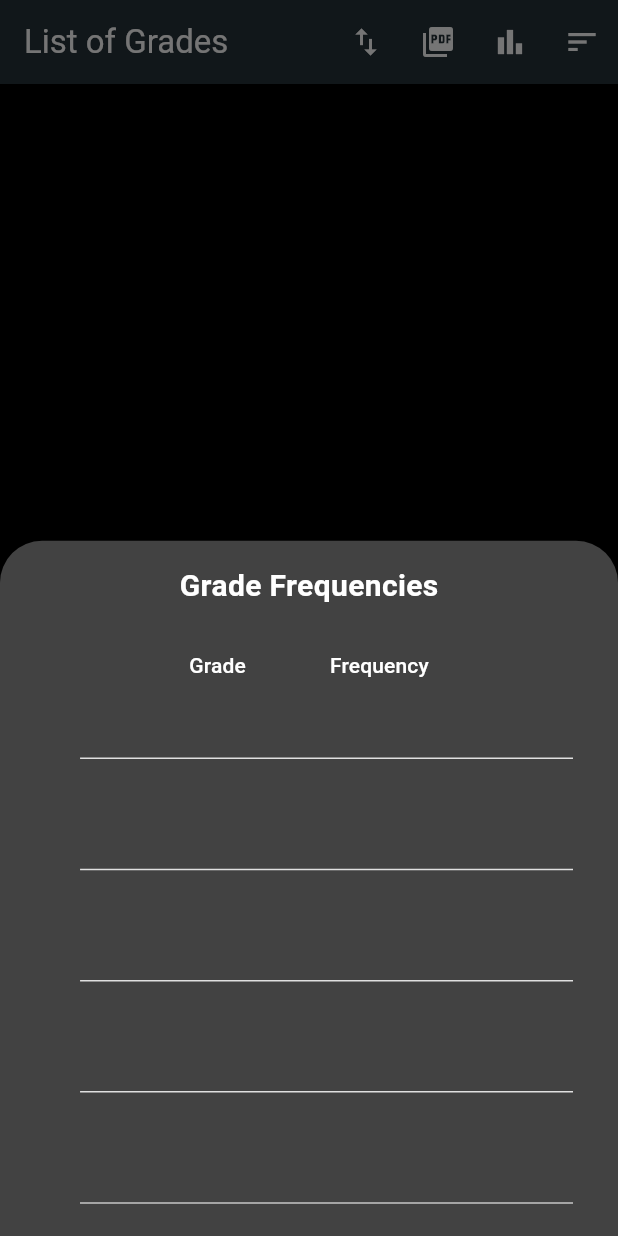
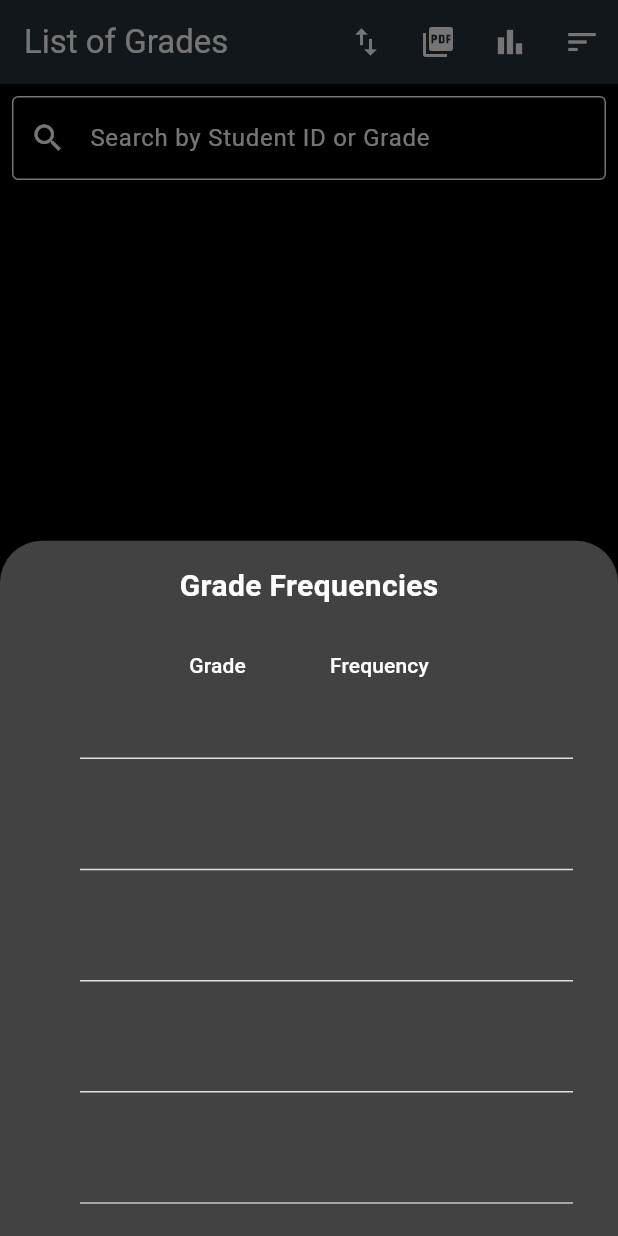
Before and after one commit to karanjot-gaidu/grade_entry_system, a Flutter app: the screen it shows after launch, after a tap on the "bar chart" icon, on a phone screen of 412 x 824 dp. Run offline on Flutter 3.47's test engine with Material 3 defaults, Android fonts, the phone set to English and light mode, and no system bars; our stand-ins replace charts_flutter, csv, file_picker, pdf, sqflite; accounts and stored records are empty.

Commit message:
Added Search Feature

```diff
--- a/lib/main.dart
+++ b/lib/main.dart
@@ -111,19 +111,41 @@ class ListGrades extends StatefulWidget {
 
 class _ListGradesState extends State<ListGrades> {
   List<Grade> grades = [];
+  List<Grade> filteredGrades = []; // Store filtered grades
   int? _selectedIndex;
+  TextEditingController searchController = TextEditingController(); // Controller for search bar
 
   @override
   void initState() {
     super.initState();
     _loadGrades();
+    filteredGrades = grades; // Initialize filtered grades
+    searchController.addListener(_filterGrades); // Listen for changes in search input
   }
 
   Future<void> _loadGrades() async {
     final loadedGrades = await GradesModel().getAllGrades();
     setState(() {
       grades = loadedGrades;
+      filteredGrades = loadedGrades; // Update filtered grades with loaded grades
     });
+  }
+
+  // This method filters the grades based on search input
+  void _filterGrades() {
+    final query = searchController.text.toLowerCase();
+    setState(() {
+      filteredGrades = grades.where((grade) {
+        return grade.sid.toLowerCase().contains(query) ||
+            grade.grade.toLowerCase().contains(query);
+      }).toList();
+    });
+  }
+
+  @override
+  void dispose() {
+    searchController.dispose(); // Dispose the controller when no longer needed
+    super.dispose();
   }
 
   Future<void> _addGrade() async {
@@ -137,16 +159,17 @@ class _ListGradesState extends State<ListGrades> {
     }
   }
 
-  Future<void> _editGrade(int index) async {
+  // Updated editGrade method to accept a Grade object
+  Future<void> _editGrade(Grade grade) async {
     final editedGrade = await Navigator.push(
       context,
       MaterialPageRoute(
-        builder: (context) => GradeForm(grade: grades[index]),
+        builder: (context) => GradeForm(grade: grade),
       ),
     );
     if (editedGrade != null) {
       await GradesModel().updateGrade(editedGrade);
-      _loadGrades();
+      _loadGrades(); // Reload grades after editing
     }
   }
 
@@ -155,15 +178,19 @@ class _ListGradesState extends State<ListGrades> {
       switch (sortOption) {
         case 'sid_asc':
           grades.sort((a, b) => a.sid.compareTo(b.sid));
+          filteredGrades.sort((a, b) => a.sid.compareTo(b.sid));
           break;
         case 'sid_desc':
           grades.sort((a, b) => b.sid.compareTo(a.sid));
+          filteredGrades.sort((a, b) => b.sid.compareTo(a.sid));
           break;
         case 'grade_asc':
-          grades.sort((a, b) => a.grade.compareTo(b.grade));
+          grades.sort((a, b) => b.grade.compareTo(a.grade));
+          filteredGrades.sort((a, b) => b.grade.compareTo(a.grade));
           break;
         case 'grade_desc':
-          grades.sort((a, b) => b.grade.compareTo(a.grade));
+          grades.sort((a, b) => a.grade.compareTo(b.grade));
+          filteredGrades.sort((a, b) => a.grade.compareTo(b.grade));
           break;
       }
     });
@@ -171,9 +198,10 @@ class _ListGradesState extends State<ListGrades> {
 
 
 
-  Future<void> _deleteGrade(int index) async {
-    await GradesModel().deleteGradeById(grades[index].id!);
-    _loadGrades();
+  // Updated deleteGrade method to accept a Grade object
+  Future<void> _deleteGrade(Grade grade) async {
+    await GradesModel().deleteGradeById(grade.id!);
+    _loadGrades(); // Reload grades after deletion
   }
 
   void _showGradeChart() {
@@ -341,8 +369,24 @@ class _ListGradesState extends State<ListGrades> {
         ],
       ),
 
-      body: ListView.builder(
-        itemCount: grades.length,
+      body: Column(
+        children: [
+          // Search bar
+          Padding(
+            padding: const EdgeInsets.all(8.0),
+            child: TextField(
+              controller: searchController,
+              decoration: InputDecoration(
+                hintText: 'Search by Student ID or Grade',
+                prefixIcon: Icon(Icons.search),
+                border: OutlineInputBorder(),
+              ),
+            ),
+          ),
+          // List of filtered grades
+          Expanded(
+            child: ListView.builder(
+              itemCount: filteredGrades.length,
               itemBuilder: (context, index) {
                 return GestureDetector(
                   onLongPress: () async {
@@ -358,11 +402,11 @@ class _ListGradesState extends State<ListGrades> {
                     );
 
                     if (result == 'edit') {
-                _editGrade(index);
+                      _editGrade(filteredGrades[index]); // Pass the correct grade object for editing
                     }
                   },
                   child: Dismissible(
-              key: ValueKey(grades[index].id),
+                    key: ValueKey(filteredGrades[index].id), // Use filteredGrades
                     background: Container(
                       color: Colors.red,
                       alignment: Alignment.centerRight,
@@ -371,18 +415,21 @@ class _ListGradesState extends State<ListGrades> {
                     ),
                     direction: DismissDirection.endToStart,
                     onDismissed: (direction) {
-                _deleteGrade(index);
+                      _deleteGrade(filteredGrades[index]); // Use the grade object for deletion
                       ScaffoldMessenger.of(context).showSnackBar(
                         SnackBar(content: Text("Grade deleted")),
                       );
                     },
                     child: ListTile(
-                title: Text(grades[index].sid),
-                subtitle: Text(grades[index].grade),
+                      title: Text(filteredGrades[index].sid),
+                      subtitle: Text(filteredGrades[index].grade),
                     ),
                   ),
                 );
               },
+            ),
+          ),
+        ],
       ),
 
       floatingActionButton: FloatingActionButton(
```
Lines whose indentation alone changed are shown as unchanged.
